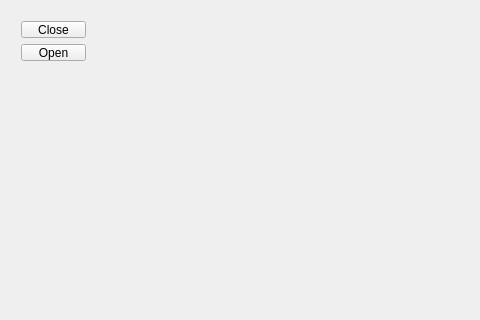
Above: irrigationsysApp/mainwindow.ui from Qasemt/irrigationsystem before the change; both pictures show x 0 to 480 and y 0 to 320 of the 607 by 467 pixel window. Below: the same form after it.
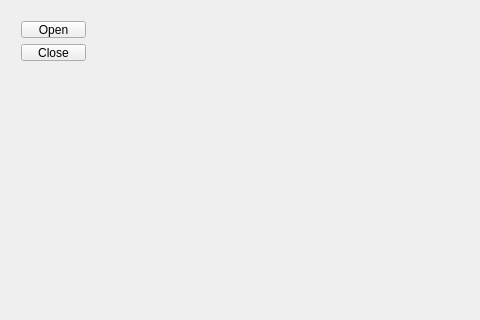
That is the form after the change.

Patch:
```diff
--- a/irrigationsysApp/mainwindow.ui
+++ b/irrigationsysApp/mainwindow.ui
@@ -14,7 +14,7 @@
    <string>MainWindow</string>
   </property>
   <widget class="QWidget" name="centralWidget">
-   <widget class="QWidget" name="">
+   <widget class="QWidget" name="layoutWidget">
     <property name="geometry">
      <rect>
       <x>10</x>
@@ -25,16 +25,16 @@
     </property>
     <layout class="QVBoxLayout" name="verticalLayout">
      <item>
-      <widget class="QPushButton" name="btnClose">
+      <widget class="QPushButton" name="btnOpen">
        <property name="text">
-        <string>Close</string>
+        <string>Open</string>
        </property>
       </widget>
      </item>
      <item>
-      <widget class="QPushButton" name="btnOpen">
+      <widget class="QPushButton" name="btnClose">
        <property name="text">
-        <string>Open</string>
+        <string>Close</string>
        </property>
       </widget>
      </item>
```
